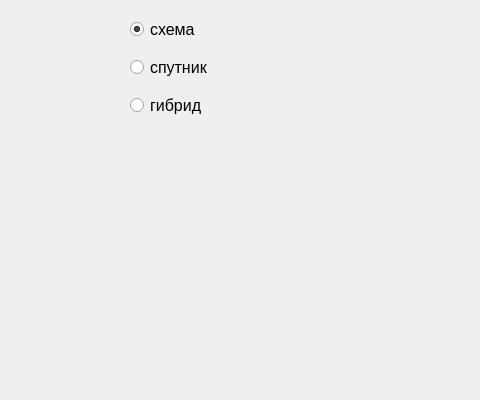
Old version of the form main_menu.ui in the repository WarpMain/project; both pictures show x 0 to 480 and y 120 to 520 of the 920 by 520 pixel window.
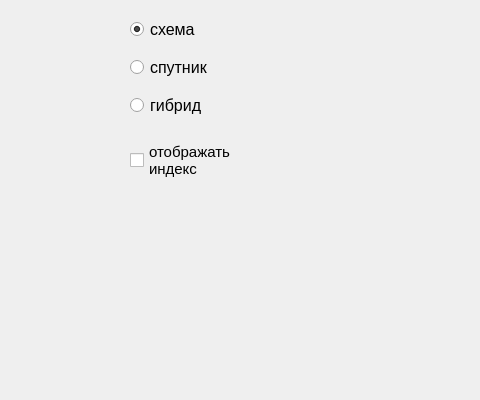
New version of the form.

Commit message: add post index

```diff
--- a/main_menu.ui
+++ b/main_menu.ui
@@ -124,6 +124,25 @@
       <string/>
      </property>
     </widget>
+    <widget class="QCheckBox" name="checkBoxIndex">
+     <property name="geometry">
+      <rect>
+       <x>120</x>
+       <y>250</y>
+       <width>121</width>
+       <height>41</height>
+      </rect>
+     </property>
+     <property name="font">
+      <font>
+       <pointsize>11</pointsize>
+      </font>
+     </property>
+     <property name="text">
+      <string>отображать
+индекс</string>
+     </property>
+    </widget>
    </widget>
   </widget>
   <widget class="QMenuBar" name="menubar">
```
The commit also changes 1 other file.
